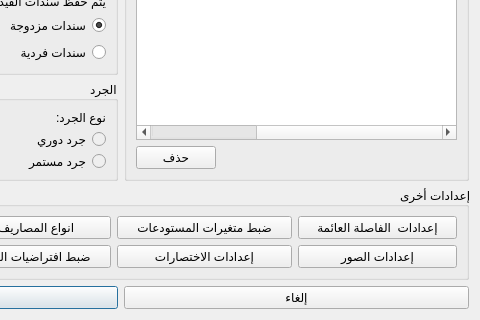
Old version of the form Ui_Settings.ui in the repository rabee361/E-commerce2; both pictures show x 237 to 717 and y 395 to 715 of the 717 by 715 pixel window.
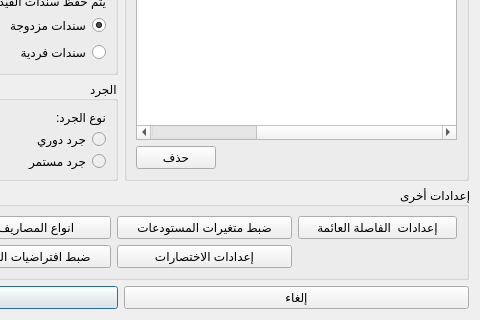
New version of the form. Icons and pictures are not drawn.

The edit to the form file:
```diff
--- a/Ui_Settings.ui
+++ b/Ui_Settings.ui
@@ -7,7 +7,7 @@
     <x>0</x>
     <y>0</y>
     <width>717</width>
-    <height>659</height>
+    <height>667</height>
    </rect>
   </property>
   <property name="minimumSize">
@@ -514,19 +514,6 @@
         </property>
        </widget>
       </item>
-      <item row="1" column="0">
-       <widget class="QPushButton" name="media_btn">
-        <property name="minimumSize">
-         <size>
-          <width>110</width>
-          <height>0</height>
-         </size>
-        </property>
-        <property name="text">
-         <string>إعدادات الصور</string>
-        </property>
-       </widget>
-      </item>
       <item row="1" column="1">
        <widget class="QPushButton" name="shortcut_settings_btn">
         <property name="minimumSize">
```
